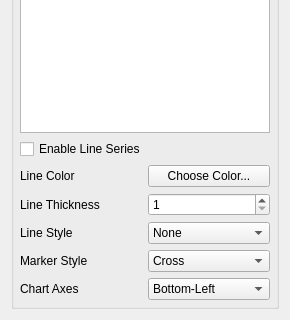
Old version of the form Qt/Components/Resources/UI/pqLineChartDisplayPanel.ui in the repository wildmichael/ParaView3-enhancements-old; both pictures show x 0 to 290 and y 461 to 781 of the 290 by 781 pixel window.
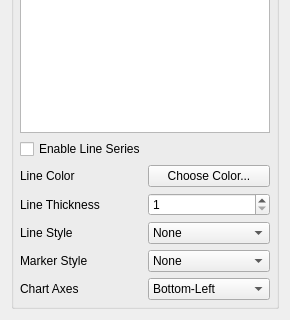
New version of the form. Icons and pictures are not drawn. Custom widgets are drawn as their Qt base class.

Patch:
```diff
--- a/Qt/Components/Resources/UI/pqLineChartDisplayPanel.ui
+++ b/Qt/Components/Resources/UI/pqLineChartDisplayPanel.ui
@@ -321,6 +321,11 @@
       </item>
       <item row="5" column="1" >
        <widget class="QComboBox" name="MarkerStyleList" >
+        <item>
+         <property name="text" >
+          <string>None</string>
+         </property>
+        </item>
         <item>
          <property name="text" >
           <string>Cross</string>
```
